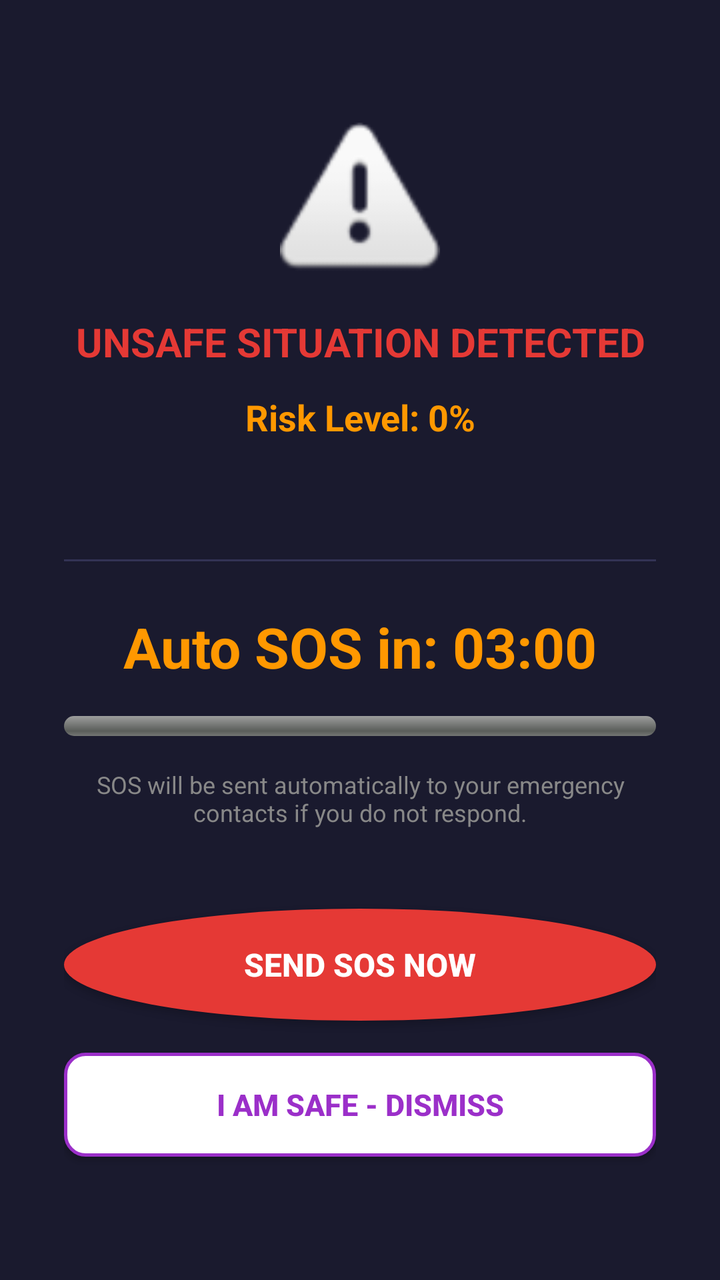
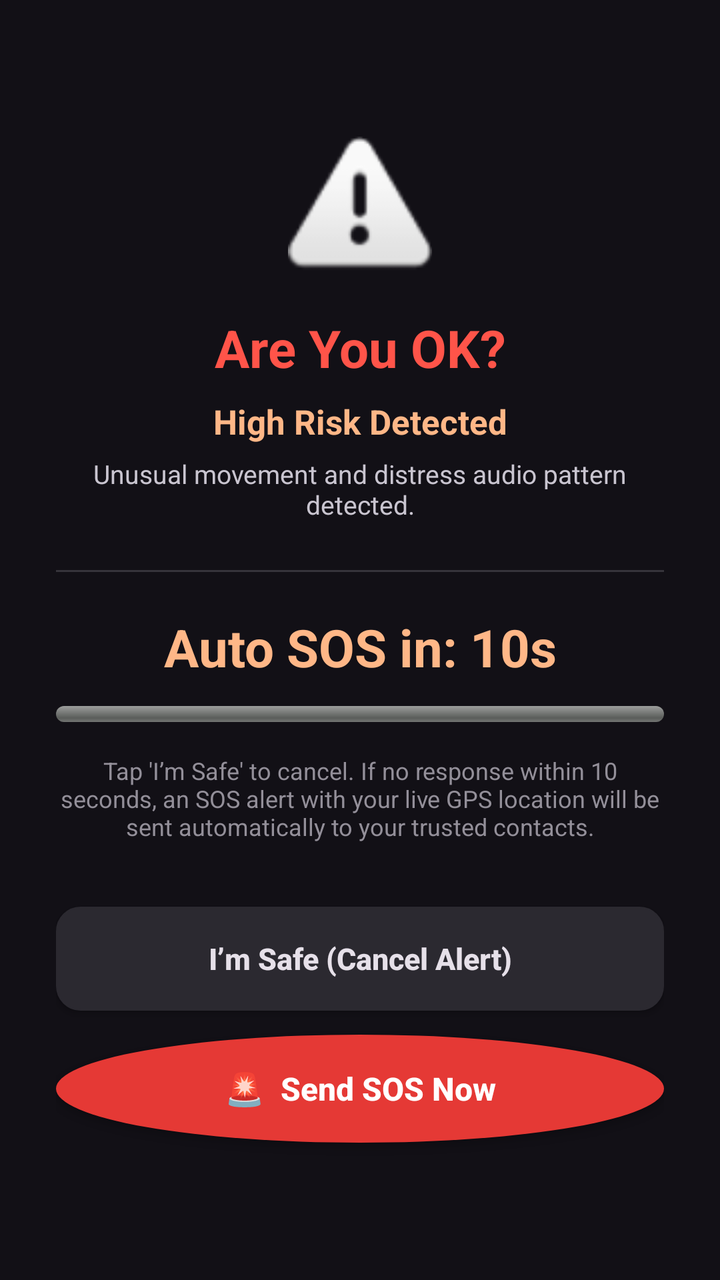

Screens rendered from an Android XML layout before and after an edit, with the pre-edit source and the edit as a unified diff.
<!-- AndroidManifest.xml: application theme Theme.AppCompat.NoActionBar -->
<!-- res/layout/activity_sos_alert.xml -->
<?xml version="1.0" encoding="utf-8"?>
<LinearLayout
    xmlns:android="http://schemas.android.com/apk/res/android"
    android:layout_width="match_parent"
    android:layout_height="match_parent"
    android:background="#1A1A2E"
    android:gravity="center"
    android:orientation="vertical"
    android:padding="32dp">

    
    <ImageView
        android:layout_width="80dp"
        android:layout_height="80dp"
        android:src="@android:drawable/ic_dialog_alert"
        android:contentDescription="Warning"
        android:layout_marginBottom="16dp"/>

    
    <TextView
        android:layout_width="match_parent"
        android:layout_height="wrap_content"
        android:text="UNSAFE SITUATION DETECTED"
        android:textColor="#E53935"
        android:textSize="20sp"
        android:textStyle="bold"
        android:gravity="center"
        android:layout_marginBottom="12dp"/>

    
    <TextView
        android:id="@+id/tvRiskLevel"
        android:layout_width="match_parent"
        android:layout_height="wrap_content"
        android:text="Risk Level: 0%"
        android:textColor="#FF9800"
        android:textSize="18sp"
        android:textStyle="bold"
        android:gravity="center"
        android:layout_marginBottom="8dp"/>

    
    <TextView
        android:id="@+id/tvSummary"
        android:layout_width="match_parent"
        android:layout_height="wrap_content"
        android:text=""
        android:textColor="#CCCCCC"
        android:textSize="14sp"
        android:gravity="center"
        android:layout_marginBottom="32dp"/>

    
    <View
        android:layout_width="match_parent"
        android:layout_height="1dp"
        android:background="#333355"
        android:layout_marginBottom="24dp"/>

    
    <TextView
        android:id="@+id/tvCountdown"
        android:layout_width="match_parent"
        android:layout_height="wrap_content"
        android:text="Auto SOS in: 03:00"
        android:textColor="#FF9800"
        android:textSize="28sp"
        android:textStyle="bold"
        android:gravity="center"
        android:layout_marginBottom="16dp"/>

    
    <ProgressBar
        android:id="@+id/progressCountdown"
        style="@android:style/Widget.ProgressBar.Horizontal"
        android:layout_width="match_parent"
        android:layout_height="10dp"
        android:layout_marginBottom="16dp"/>

    
    <TextView
        android:layout_width="match_parent"
        android:layout_height="wrap_content"
        android:text="SOS will be sent automatically to your emergency contacts if you do not respond."
        android:textColor="#888888"
        android:textSize="12sp"
        android:gravity="center"
        android:layout_marginBottom="40dp"/>

    
    <Button
        android:id="@+id/btnSendSOSNow"
        android:layout_width="match_parent"
        android:layout_height="56dp"
        android:background="@drawable/sos_button"
        android:text="SEND SOS NOW"
        android:textColor="#FFFFFF"
        android:textSize="16sp"
        android:textStyle="bold"
        android:layout_marginBottom="16dp"/>

    <Button
        android:id="@+id/btnImSafe"
        android:layout_width="match_parent"
        android:layout_height="52dp"
        android:background="@drawable/btn_outline_purple"
        android:text="I am Safe - Dismiss"
        android:textColor="#9B2FC9"
        android:textSize="15sp"
        android:textStyle="bold"/>

</LinearLayout>
<!-- resources referenced by this layout -->
<resources>
  <!-- drawable btn_outline_purple (drawable) -->
  <?xml version="1.0" encoding="utf-8"?>
  <shape xmlns:android="http://schemas.android.com/apk/res/android"
      android:shape="rectangle">
      <solid android:color="#FFFFFF"/>
      <stroke android:width="1.5dp" android:color="#9B2FC9"/>
      <corners android:radius="10dp"/>
  </shape>
  <!-- drawable sos_button (drawable) -->
  <?xml version="1.0" encoding="utf-8"?>
  <selector xmlns:android="http://schemas.android.com/apk/res/android">
      <item android:state_pressed="true">
          <shape android:shape="oval">
              <solid android:color="#C62828"/>
              <size android:width="180dp" android:height="180dp"/>
          </shape>
      </item>
      <item>
          <shape android:shape="oval">
              <solid android:color="#E53935"/>
              <size android:width="180dp" android:height="180dp"/>
          </shape>
      </item>
  </selector>
</resources>

<!-- the commit's change to res/layout/activity_sos_alert.xml (unified diff, before → after) -->
@@ -3,110 +3,113 @@
     xmlns:android="http://schemas.android.com/apk/res/android"
     android:layout_width="match_parent"
     android:layout_height="match_parent"
-    android:background="#1A1A2E"
+    android:background="#121016"
     android:gravity="center"
     android:orientation="vertical"
-    android:padding="32dp">
+    android:padding="28dp">
 
     
     <ImageView
-        android:layout_width="80dp"
-        android:layout_height="80dp"
+        android:layout_width="72dp"
+        android:layout_height="72dp"
         android:src="@android:drawable/ic_dialog_alert"
-        android:contentDescription="Warning"
+        android:contentDescription="Emergency Warning"
         android:layout_marginBottom="16dp"/>
 
     
     <TextView
         android:layout_width="match_parent"
         android:layout_height="wrap_content"
-        android:text="UNSAFE SITUATION DETECTED"
-        android:textColor="#E53935"
-        android:textSize="20sp"
+        android:text="Are You OK?"
+        android:textColor="#FF5449"
+        android:textSize="26sp"
         android:textStyle="bold"
         android:gravity="center"
-        android:layout_marginBottom="12dp"/>
+        android:layout_marginBottom="8dp"/>
 
     
     <TextView
         android:id="@+id/tvRiskLevel"
         android:layout_width="match_parent"
         android:layout_height="wrap_content"
-        android:text="Risk Level: 0%"
-        android:textColor="#FF9800"
-        android:textSize="18sp"
+        android:text="High Risk Detected"
+        android:textColor="#FFB787"
+        android:textSize="17sp"
         android:textStyle="bold"
         android:gravity="center"
-        android:layout_marginBottom="8dp"/>
+        android:layout_marginBottom="6dp"/>
 
     
     <TextView
         android:id="@+id/tvSummary"
         android:layout_width="match_parent"
         android:layout_height="wrap_content"
-        android:text=""
-        android:textColor="#CCCCCC"
-        android:textSize="14sp"
+        android:text="Unusual movement and distress audio pattern detected."
+        android:textColor="#C9C5D0"
+        android:textSize="13sp"
         android:gravity="center"
-        android:layout_marginBottom="32dp"/>
+        android:layout_marginBottom="24dp"/>
 
     
     <View
         android:layout_width="match_parent"
         android:layout_height="1dp"
-        android:background="#333355"
-        android:layout_marginBottom="24dp"/>
+        android:background="#36343B"
+        android:layout_marginBottom="20dp"/>
 
     
     <TextView
         android:id="@+id/tvCountdown"
         android:layout_width="match_parent"
         android:layout_height="wrap_content"
-        android:text="Auto SOS in: 03:00"
-        android:textColor="#FF9800"
-        android:textSize="28sp"
+        android:text="Auto SOS in: 10s"
+        android:textColor="#FFB787"
+        android:textSize="26sp"
         android:textStyle="bold"
         android:gravity="center"
-        android:layout_marginBottom="16dp"/>
+        android:layout_marginBottom="12dp"/>
 
     
     <ProgressBar
         android:id="@+id/progressCountdown"
         style="@android:style/Widget.ProgressBar.Horizontal"
         android:layout_width="match_parent"
-        android:layout_height="10dp"
+        android:layout_height="8dp"
         android:layout_marginBottom="16dp"/>
 
     
     <TextView
         android:layout_width="match_parent"
         android:layout_height="wrap_content"
-        android:text="SOS will be sent automatically to your emergency contacts if you do not respond."
-        android:textColor="#888888"
+        android:text="Tap 'I’m Safe' to cancel. If no response within 10 seconds, an SOS alert with your live GPS location will be sent automatically to your trusted contacts."
+        android:textColor="#938F99"
         android:textSize="12sp"
         android:gravity="center"
-        android:layout_marginBottom="40dp"/>
+        android:layout_marginBottom="32dp"/>
 
     
-    <Button
-        android:id="@+id/btnSendSOSNow"
-        android:layout_width="match_parent"
-        android:layout_height="56dp"
-        android:background="@drawable/sos_button"
-        android:text="SEND SOS NOW"
-        android:textColor="#FFFFFF"
-        android:textSize="16sp"
-        android:textStyle="bold"
-        android:layout_marginBottom="16dp"/>
-
     <Button
         android:id="@+id/btnImSafe"
         android:layout_width="match_parent"
         android:layout_height="52dp"
-        android:background="@drawable/btn_outline_purple"
-        android:text="I am Safe - Dismiss"
-        android:textColor="#9B2FC9"
+        android:background="@drawable/card_rounded"
+        android:backgroundTint="#2B2930"
+        android:text="I’m Safe (Cancel Alert)"
+        android:textColor="#E6E0E9"
         android:textSize="15sp"
-        android:textStyle="bold"/>
+        android:textStyle="bold"
+        android:textAllCaps="false"
+        android:layout_marginBottom="12dp"/>
+
+    <Button
+        android:id="@+id/btnSendSOSNow"
+        android:layout_width="match_parent"
+        android:layout_height="54dp"
+        android:background="@drawable/sos_button"
+        android:text="🚨  Send SOS Now"
+        android:textColor="#FFFFFF"
+        android:textSize="16sp"
+        android:textStyle="bold"
+        android:textAllCaps="false"/>
 
 </LinearLayout>
<!-- resource entries referenced after the edit -->
@@ -1,12 +1,12 @@
 <!-- resources referenced by this layout -->
 <resources>
-  <!-- drawable btn_outline_purple (drawable) -->
+  <!-- drawable card_rounded (drawable) -->
   <?xml version="1.0" encoding="utf-8"?>
   <shape xmlns:android="http://schemas.android.com/apk/res/android"
       android:shape="rectangle">
       <solid android:color="#FFFFFF"/>
-      <stroke android:width="1.5dp" android:color="#9B2FC9"/>
-      <corners android:radius="10dp"/>
+      <corners android:radius="12dp"/>
+      <stroke android:width="0.5dp" android:color="#EEEEEE"/>
   </shape>
   <!-- drawable sos_button (drawable) -->
   <?xml version="1.0" encoding="utf-8"?>
